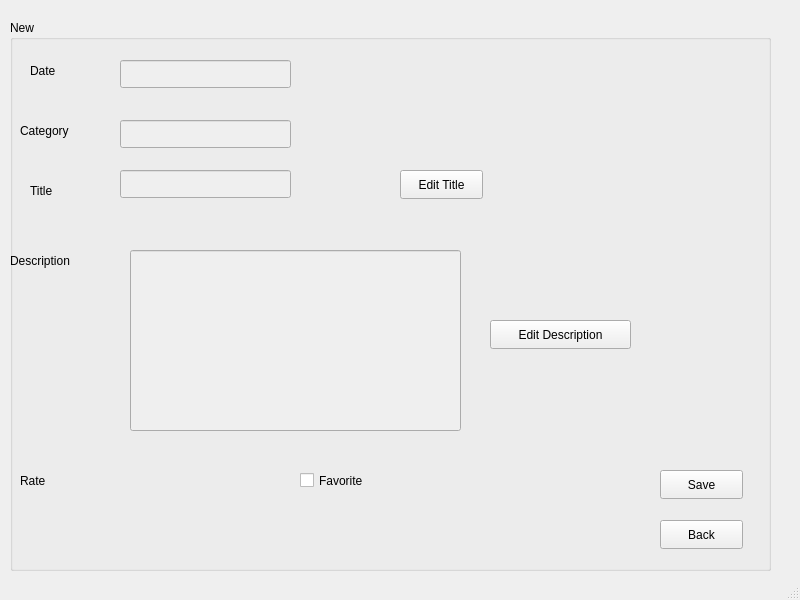
This is news.ui in Kero-83/NewManagementSystem as Qt 5 draws it before an edit. The edited form follows.
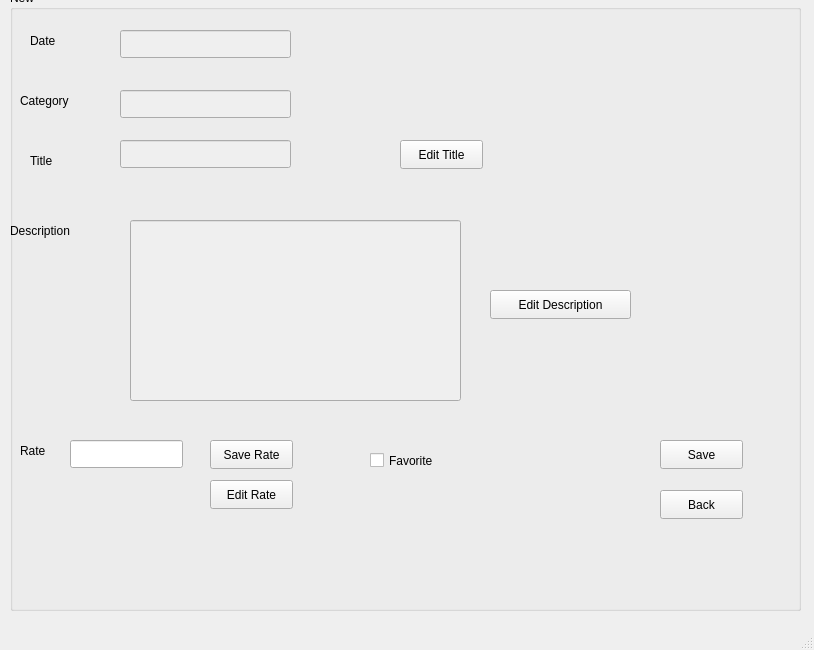
This is the edited form.

What changed in the file:
```diff
--- a/news.ui
+++ b/news.ui
@@ -6,8 +6,8 @@
    <rect>
     <x>0</x>
     <y>0</y>
-    <width>800</width>
-    <height>600</height>
+    <width>814</width>
+    <height>650</height>
    </rect>
   </property>
   <property name="windowTitle">
@@ -18,9 +18,9 @@
     <property name="geometry">
      <rect>
       <x>10</x>
-      <y>20</y>
-      <width>761</width>
-      <height>551</height>
+      <y>-10</y>
+      <width>791</width>
+      <height>621</height>
      </rect>
     </property>
     <property name="title">
@@ -70,7 +70,7 @@
       <rect>
        <x>10</x>
        <y>440</y>
-       <width>101</width>
+       <width>51</width>
        <height>41</height>
       </rect>
      </property>
@@ -159,8 +159,8 @@
     <widget class="QCheckBox" name="checkBox_favNews">
      <property name="geometry">
       <rect>
-       <x>290</x>
-       <y>440</y>
+       <x>360</x>
+       <y>450</y>
        <width>111</width>
        <height>41</height>
       </rect>
@@ -208,6 +208,42 @@
       <string>Edit Description</string>
      </property>
     </widget>
+    <widget class="QPushButton" name="pushButton_saveRate">
+     <property name="geometry">
+      <rect>
+       <x>200</x>
+       <y>450</y>
+       <width>83</width>
+       <height>29</height>
+      </rect>
+     </property>
+     <property name="text">
+      <string>Save Rate</string>
+     </property>
+    </widget>
+    <widget class="QLineEdit" name="lineEdit">
+     <property name="geometry">
+      <rect>
+       <x>60</x>
+       <y>450</y>
+       <width>113</width>
+       <height>28</height>
+      </rect>
+     </property>
+    </widget>
+    <widget class="QPushButton" name="pushButton_2">
+     <property name="geometry">
+      <rect>
+       <x>200</x>
+       <y>490</y>
+       <width>83</width>
+       <height>29</height>
+      </rect>
+     </property>
+     <property name="text">
+      <string>Edit Rate</string>
+     </property>
+    </widget>
    </widget>
   </widget>
   <widget class="QMenuBar" name="menubar">
```
Left out of the diff: 2 changed lines with no effect on the pictures.
